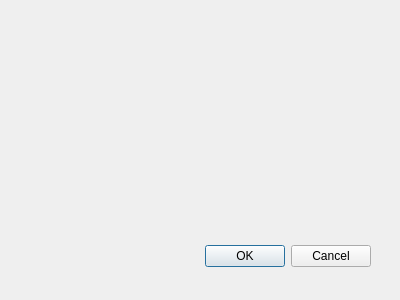
Old version of the form osm_sidewalkreator_dialog_base.ui in the repository kauevestena/osm_sidewalkreator.
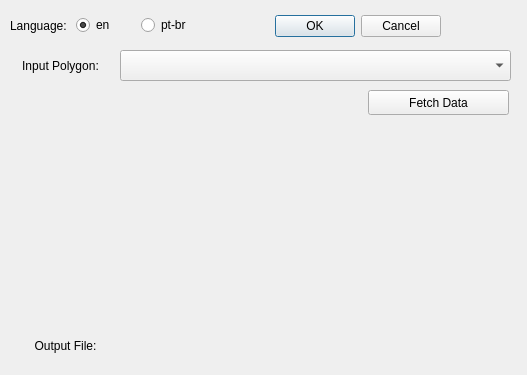
New version of the form. Custom widgets are drawn as their Qt base class.

Commit message: basic_dialog, removing rust from me

Patch:
```diff
--- a/osm_sidewalkreator_dialog_base.ui
+++ b/osm_sidewalkreator_dialog_base.ui
@@ -1,22 +1,22 @@
 <ui version="4.0" >
  <class>sidewalkreatorDialogBase</class>
- <widget class="QDialog" name="sidewalkreatorDialogBase" >
-  <property name="geometry" >
+ <widget class="QDialog" name="sidewalkreatorDialogBase">
+  <property name="geometry">
    <rect>
     <x>0</x>
     <y>0</y>
-    <width>400</width>
-    <height>300</height>
+    <width>527</width>
+    <height>375</height>
    </rect>
   </property>
   <property name="windowTitle" >
    <string>OSM SidewalKreator</string>
   </property>
-  <widget class="QDialogButtonBox" name="button_box" >
-   <property name="geometry" >
+  <widget class="QDialogButtonBox" name="button_box">
+   <property name="geometry">
     <rect>
-     <x>30</x>
-     <y>240</y>
+     <x>100</x>
+     <y>10</y>
      <width>341</width>
      <height>32</height>
     </rect>
@@ -28,7 +28,126 @@
     <set>QDialogButtonBox::Cancel|QDialogButtonBox::Ok</set>
    </property>
   </widget>
+  <widget class="QWidget" name="horizontalLayoutWidget">
+   <property name="geometry">
+    <rect>
+     <x>10</x>
+     <y>10</y>
+     <width>191</width>
+     <height>31</height>
+    </rect>
+   </property>
+   <layout class="QHBoxLayout" name="horizontalLayout">
+    <item>
+     <widget class="QLabel" name="lang_label">
+      <property name="text">
+       <string>Language:</string>
+      </property>
+     </widget>
+    </item>
+    <item>
+     <widget class="QRadioButton" name="radioButton_2">
+      <property name="text">
+       <string>en</string>
+      </property>
+      <property name="checked">
+       <bool>true</bool>
+      </property>
+     </widget>
+    </item>
+    <item>
+     <widget class="QRadioButton" name="opt_eng">
+      <property name="enabled">
+       <bool>true</bool>
+      </property>
+      <property name="text">
+       <string>pt-br</string>
+      </property>
+     </widget>
+    </item>
+   </layout>
+  </widget>
+  <widget class="QLabel" name="input_pol_label">
+   <property name="geometry">
+    <rect>
+     <x>0</x>
+     <y>50</y>
+     <width>121</width>
+     <height>31</height>
+    </rect>
+   </property>
+   <property name="text">
+    <string>Input Polygon:</string>
+   </property>
+   <property name="alignment">
+    <set>Qt::AlignCenter</set>
+   </property>
+  </widget>
+  <widget class="QgsMapLayerComboBox" name="input_polygon">
+   <property name="geometry">
+    <rect>
+     <x>120</x>
+     <y>50</y>
+     <width>391</width>
+     <height>31</height>
+    </rect>
+   </property>
+  </widget>
+  <widget class="QgsFileWidget" name="output_file_selector">
+   <property name="geometry">
+    <rect>
+     <x>130</x>
+     <y>326</y>
+     <width>391</width>
+     <height>41</height>
+    </rect>
+   </property>
+   <property name="storageMode">
+    <enum>QgsFileWidget::SaveFile</enum>
+   </property>
+  </widget>
+  <widget class="QLabel" name="output_file_label">
+   <property name="geometry">
+    <rect>
+     <x>0</x>
+     <y>330</y>
+     <width>131</width>
+     <height>31</height>
+    </rect>
+   </property>
+   <property name="text">
+    <string>Output File:</string>
+   </property>
+   <property name="alignment">
+    <set>Qt::AlignCenter</set>
+   </property>
+  </widget>
+  <widget class="QPushButton" name="datafetch">
+   <property name="geometry">
+    <rect>
+     <x>368</x>
+     <y>90</y>
+     <width>141</width>
+     <height>25</height>
+    </rect>
+   </property>
+   <property name="text">
+    <string>Fetch Data</string>
+   </property>
+  </widget>
  </widget>
+ <customwidgets>
+  <customwidget>
+   <class>QgsFileWidget</class>
+   <extends>QWidget</extends>
+   <header>qgsfilewidget.h</header>
+  </customwidget>
+  <customwidget>
+   <class>QgsMapLayerComboBox</class>
+   <extends>QComboBox</extends>
+   <header>qgsmaplayercombobox.h</header>
+  </customwidget>
+ </customwidgets>
  <resources/>
  <connections>
   <connection>
```
Left out of the diff: 33 changed lines with no effect on the pictures. The commit also changes 2 other files.
